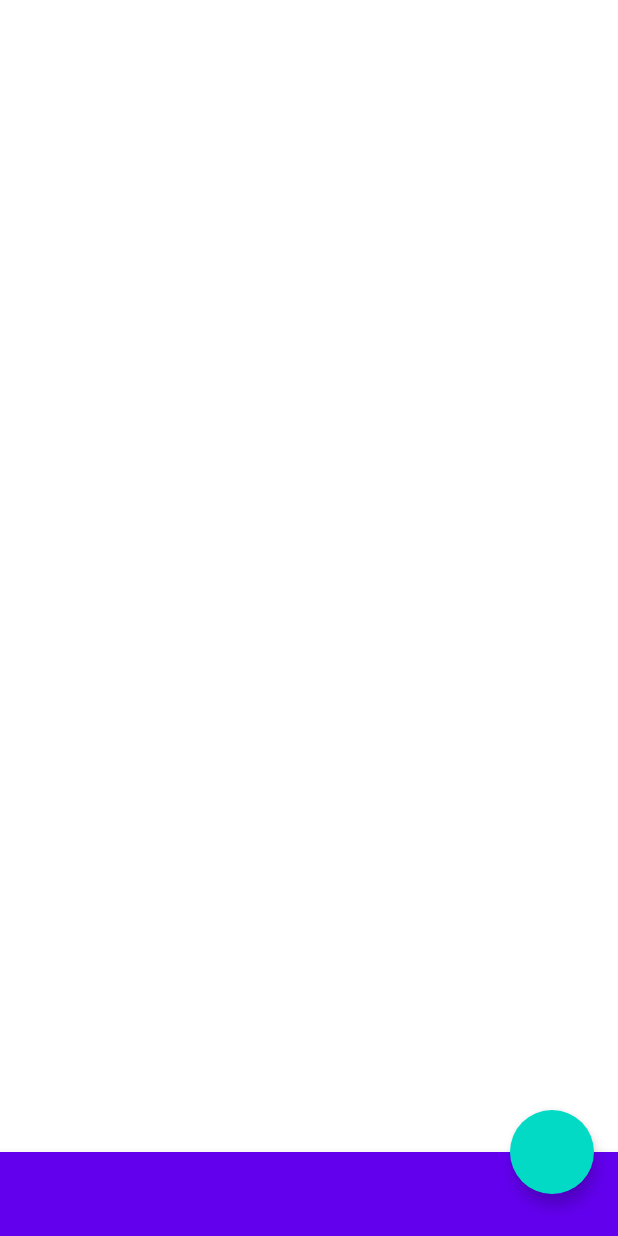
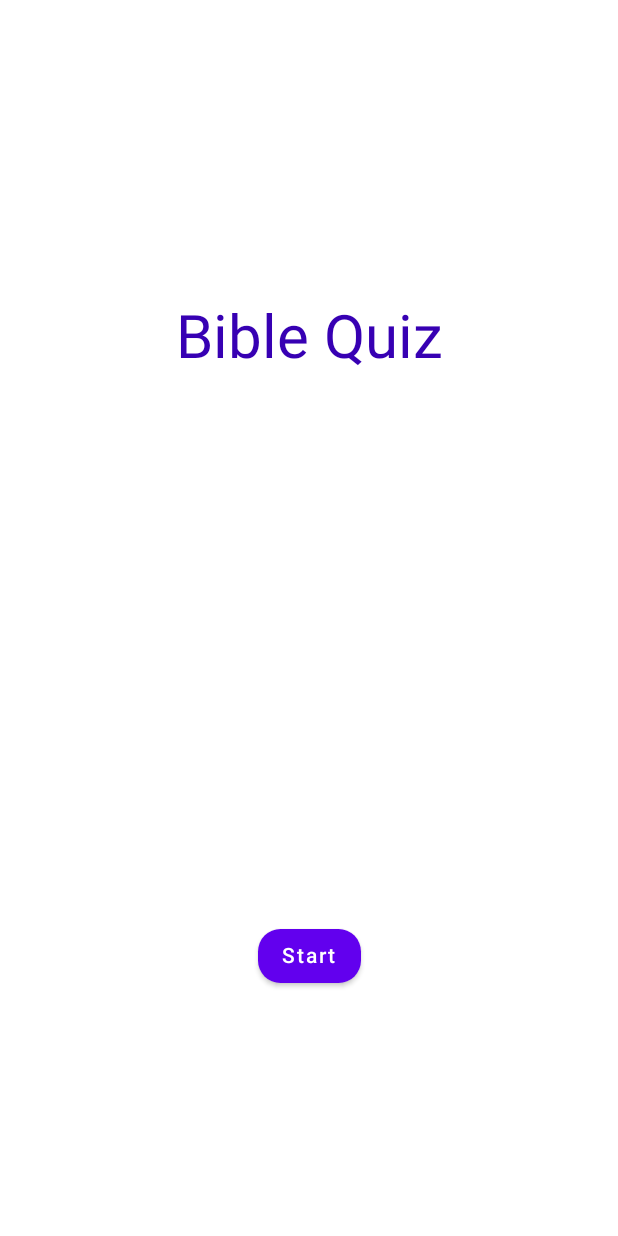
Before and after one commit to Jbass-101/Bible_Quizer_Android, an Android app built with Jetpack Compose: the screen it shows after launch (MainActivity), on a phone screen of 412 x 824 dp. Run offline under Robolectric (Android 15) with nearby library versions, the phone set to English and light mode, and no system bars.

Commit message:
Home Screen UI

```diff
--- /dev/null
+++ b/app/src/main/java/com/jbaloji/biblequiz/HomeScreen.kt
@@ -0,0 +1,47 @@
+package com.jbaloji.biblequiz
+
+import androidx.compose.foundation.layout.Box
+import androidx.compose.foundation.layout.Column
+import androidx.compose.foundation.layout.fillMaxWidth
+import androidx.compose.foundation.layout.heightIn
+import androidx.compose.material.Scaffold
+import androidx.compose.runtime.Composable
+import androidx.compose.ui.Alignment
+import androidx.compose.ui.Modifier
+import androidx.compose.ui.unit.dp
+import com.jbaloji.biblequiz.Presentation.Components.DefaultButton
+import com.jbaloji.biblequiz.Presentation.Components.TitleText
+
+@Composable
+fun HomeScreen(){
+
+    Scaffold(
+    ) {
+        Column (
+            modifier = Modifier
+            //.background(color = colorResource(id = R.color.purple_200))
+        ){
+            Box(
+                modifier = Modifier
+                    //.background(color = colorResource(id = R.color.teal_200))
+                    .fillMaxWidth(1f)
+                    .heightIn(450.dp),
+                contentAlignment = Alignment.Center
+
+            ) {
+                TitleText()
+            }
+            Box(
+                modifier = Modifier
+                    //.background(color = colorResource(id = R.color.teal_200))
+                    .fillMaxWidth(1f)
+                    .heightIn(450.dp),
+                contentAlignment = Alignment.Center
+
+            ) {
+                DefaultButton(text = "Start")
+            }
+
+        }
+    }
+}
--- a/app/src/main/java/com/jbaloji/biblequiz/MainActivity.kt
+++ b/app/src/main/java/com/jbaloji/biblequiz/MainActivity.kt
@@ -4,11 +4,18 @@ import android.content.res.Configuration.UI_MODE_NIGHT_YES
 import android.os.Bundle
 import androidx.activity.ComponentActivity
 import androidx.activity.compose.setContent
-import androidx.compose.foundation.layout.fillMaxSize
+import androidx.compose.foundation.background
+import androidx.compose.foundation.layout.*
 import androidx.compose.material.*
 import androidx.compose.runtime.Composable
+import androidx.compose.ui.Alignment
 import androidx.compose.ui.Modifier
+import androidx.compose.ui.res.colorResource
+import androidx.compose.ui.res.stringResource
 import androidx.compose.ui.tooling.preview.Preview
+import androidx.compose.ui.unit.dp
+import com.jbaloji.biblequiz.Presentation.Components.DefaultButton
+import com.jbaloji.biblequiz.Presentation.Components.TitleText
 import com.jbaloji.biblequiz.ui.theme.BibleQuizTheme
 
 class MainActivity : ComponentActivity() {
@@ -17,11 +24,8 @@ class MainActivity : ComponentActivity() {
         setContent {
             BibleQuizTheme {
                 // A surface container using the 'background' color from the theme
-                Surface(
-                    modifier = Modifier.fillMaxSize(),
-                    color = MaterialTheme.colors.background
-                ) {
-                    Greeting("Android")
+                Surface {
+                    HomeScreen()
                 }
             }
         }
@@ -29,22 +33,59 @@ class MainActivity : ComponentActivity() {
 }
 
 @Composable
-fun Greeting(name: String) {
+fun Greeting() {
+
     Scaffold(
-        floatingActionButton = {
-            FloatingActionButton(onClick = { /*TODO*/ }) {
+    ) {
+        Column (
+            modifier = Modifier
+            //.background(color = colorResource(id = R.color.purple_200))
+        ){
+            Box(
+                modifier = Modifier
+                    //.background(color = colorResource(id = R.color.teal_200))
+                    .fillMaxWidth(1f)
+                    .heightIn(450.dp),
+                contentAlignment = Alignment.Center
+
+            ) {
+                Text(text = "Question Number")
+
+                Text(text = stringResource(id = R.string.sampleQuestion))
 
             }
-        },
-        bottomBar = {
-            BottomAppBar() {
+            Box(
+                modifier = Modifier
+                    //.background(color = colorResource(id = R.color.teal_200))
+                    .fillMaxWidth(1f)
+                    .heightIn(450.dp),
+                contentAlignment = Alignment.Center
 
+            ) {
+                Column(
+                    verticalArrangement = Arrangement.SpaceBetween
+                ) {
+                    DefaultButton(stringResource(id = R.string.Sample_Answer_1))
+                    Spacer(
+                        modifier = Modifier
+                            .height(25.dp)
+                    )
+                    DefaultButton(stringResource(id = R.string.Sample_Answer_2))
+                    Spacer(
+                        modifier = Modifier
+                            .height(25.dp)
+                    )
+                    DefaultButton(stringResource(id = R.string.Sample_Answer_3))
+                    Spacer(
+                        modifier = Modifier
+                            .height(25.dp)
+                    )
+                    DefaultButton(stringResource(id = R.string.Sample_Answer_4))
+
+                }
             }
-        },
-        isFloatingActionButtonDocked = true,
-        floatingActionButtonPosition = FabPosition.End
-    ) {
 
+        }
     }
 }
 
@@ -59,6 +100,6 @@ fun Greeting(name: String) {
 @Composable
 fun DefaultPreview() {
     BibleQuizTheme {
-        Greeting("Android")
+        Greeting()
     }
 }
--- /dev/null
+++ b/app/src/main/java/com/jbaloji/biblequiz/Presentation/Components/DefaultButton.kt
@@ -0,0 +1,43 @@
+package com.jbaloji.biblequiz.Presentation.Components
+
+import android.content.res.Configuration
+import androidx.compose.foundation.layout.padding
+import androidx.compose.foundation.layout.width
+import androidx.compose.foundation.shape.RoundedCornerShape
+import androidx.compose.runtime.Composable
+import androidx.compose.material.Button
+import androidx.compose.material.Text
+import androidx.compose.ui.Modifier
+import androidx.compose.ui.tooling.preview.Preview
+import androidx.compose.ui.unit.dp
+import com.jbaloji.biblequiz.Greeting
+import com.jbaloji.biblequiz.ui.theme.BibleQuizTheme
+import com.jbaloji.biblequiz.ui.theme.Shapes
+
+@Composable
+fun DefaultButton(text : String){
+    Button(
+        shape = RoundedCornerShape(15.dp),
+
+        onClick = { /*TODO*/ }) {
+        Text(
+            text = text)
+
+    }
+
+}
+
+
+@Preview(
+    name = "light mode",
+    showBackground = true)
+@Preview(
+    name = "Dark Mode",
+    uiMode = Configuration.UI_MODE_NIGHT_YES,
+)
+@Composable
+fun ButtonPreview() {
+    BibleQuizTheme {
+        DefaultButton("junior")
+    }
+}
--- /dev/null
+++ b/app/src/main/java/com/jbaloji/biblequiz/Presentation/Components/TitleText.kt
@@ -0,0 +1,38 @@
+package com.jbaloji.biblequiz.Presentation.Components
+
+import android.content.res.Configuration
+import androidx.compose.material.MaterialTheme
+import androidx.compose.material.Text
+import androidx.compose.runtime.Composable
+import androidx.compose.ui.res.stringResource
+import androidx.compose.ui.tooling.preview.Preview
+import androidx.compose.ui.unit.sp
+import com.jbaloji.biblequiz.Greeting
+import com.jbaloji.biblequiz.R
+import com.jbaloji.biblequiz.ui.theme.BibleQuizTheme
+
+@Composable
+fun TitleText(){
+    Text(
+        text = stringResource(id = R.string.app_name),
+        fontSize = 40.sp,
+        color = MaterialTheme.colors.primaryVariant
+
+    )
+
+}
+
+
+@Preview(
+    name = "light mode",
+    showBackground = true)
+@Preview(
+    name = "Dark Mode",
+    uiMode = Configuration.UI_MODE_NIGHT_YES,
+)
+@Composable
+fun TitlePreview() {
+    BibleQuizTheme {
+        TitleText()
+    }
+}
--- /dev/null
+++ b/app/src/main/java/com/jbaloji/biblequiz/Presentation/QuizGame/QuizGameScreen.kt
@@ -0,0 +1 @@
+package com.jbaloji.biblequiz.Presentation.QuizGame
--- a/app/src/main/res/values/strings.xml
+++ b/app/src/main/res/values/strings.xml
@@ -1,3 +1,15 @@
 <resources>
-    <string name="app_name">BibleQuiz</string>
+    <string name="app_name">Bible Quiz</string>
+    <string name="Start_Button_Text">Start</string>
+    <string name="Question_Number_Text">Question 1</string>
+    <string name="Answer_Btn_Text_4">Answer 4</string>
+    <string name="Answer_Btn_Text_3">Answer 3</string>
+    <string name="Answer_Btn_Text_2">Answer 2</string>
+    <string name="Answer_Btn_Text_1">Answer 1</string>
+    <string name="Sample_Answer_1">This is a short answer</string>
+    <string name="Sample_Answer_2">This is not a short answer, but close</string>
+    <string name="Sample_Answer_3">This answer is a bit long, but we are testing</string>
+    <string name="Sample_Answer_4">So this answer is ridiculously long, want to see ho it looks on the button</string>
+
+    <string name="sampleQuestion">Lorem ipsum dolor sit amet, consectetur adipiscing elit. Aenean hendrerit augue in libero posuere, nec sagittis ante pulvinar. Suspendisse potenti. Maecenas in erat at arcu vestibulum rhoncus interdum sit amet magna. Quisque sollicitudin blandit ligula, a vestibulum ante fermentum at. Cras suscipit accumsan luctus. Quisque vestibulum vitae odio dictum tristique. Vestibulum ac porta lorem. Curabitur id dictum turpis. Integer suscipit, velit ac gravida congue, tellus ligula rhoncus lacus, sed scelerisque ipsum turpis vel ante. Nulla enim turpis, hendrerit ac odio in, laoreet pharetra erat. Maecenas sagittis mi vitae pulvinar dictum. Sed iaculis mi ex, laoreet tincidunt augue lobortis nec. Nunc tincidunt pretium metus, eu pharetra arcu ullamcorper eu. Donec ornare urna vel quam tempus, quis facilisis purus mollis. Nullam a fringilla ligula. Nam lacus dolor, luctus at tempor et, fringilla vitae nibh.</string>
 </resources>
```
